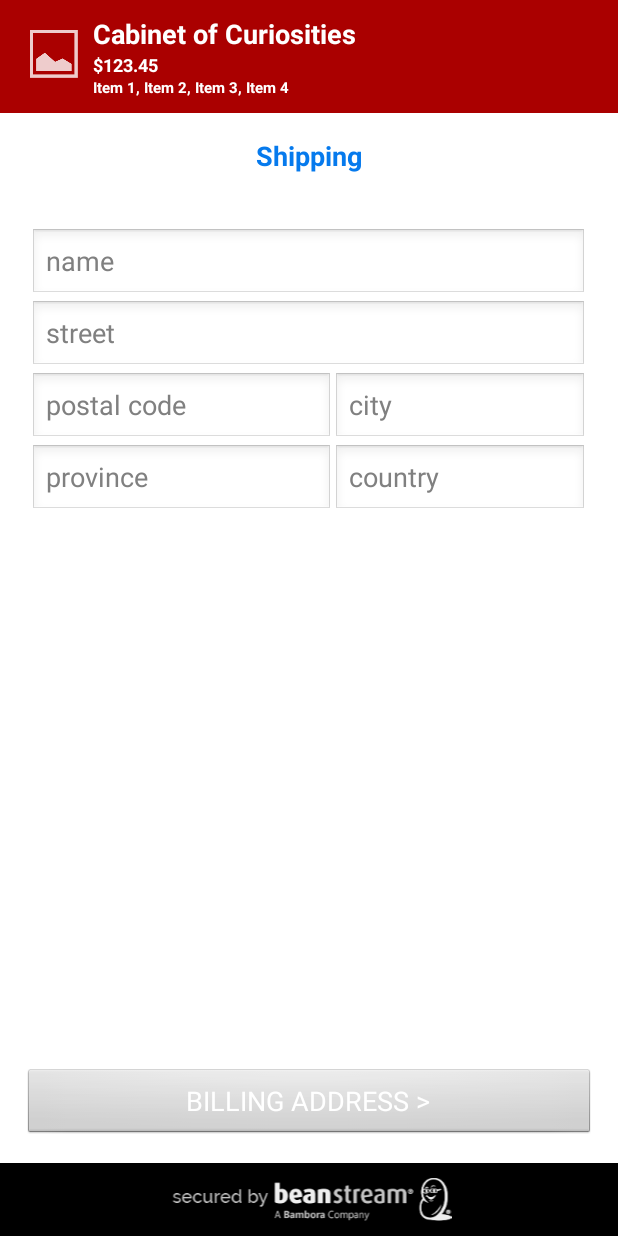
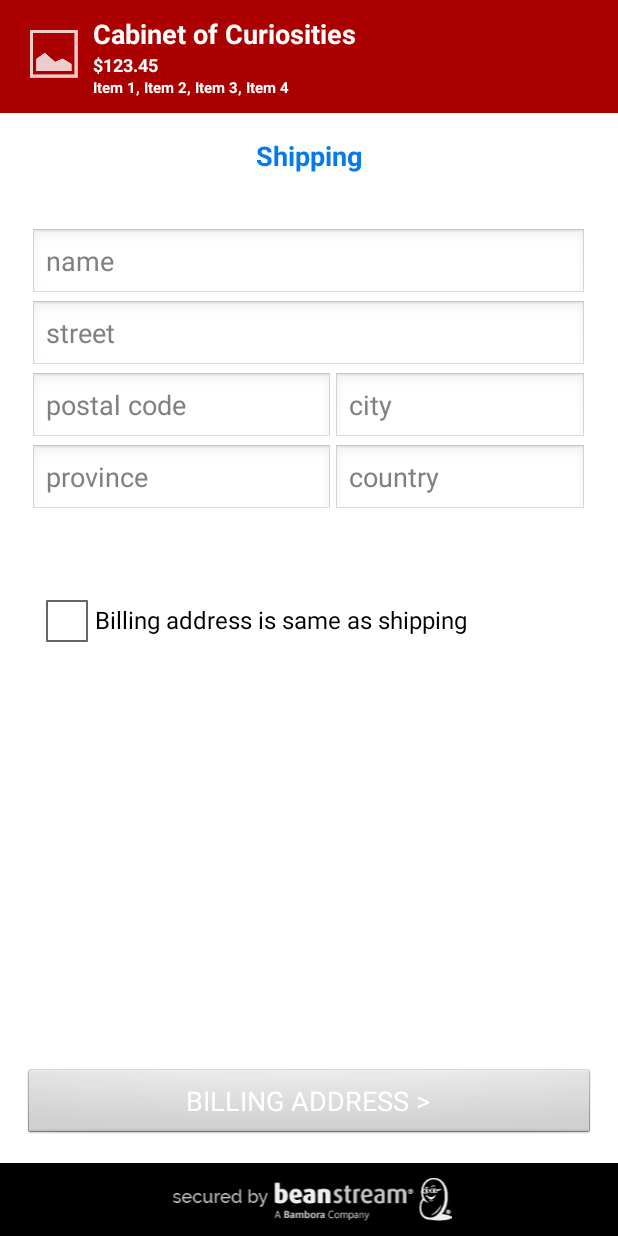
Before and after one commit to bambora/na-android-checkout, an Android app: the screen it shows after launch (PayFormActivity), after a tap on "Pay by Card", on a phone screen of 412 x 824 dp. Run offline under Robolectric (Android 15) with nearby library versions, the phone set to English and light mode, and no system bars.

Commit message:
MDA-644 Implement billing checkbox callbacks

```diff
--- a/payform/src/main/java/com/beanstream/payform/activities/PayFormActivity.java
+++ b/payform/src/main/java/com/beanstream/payform/activities/PayFormActivity.java
@@ -10,6 +10,7 @@ import android.app.FragmentManager;
 import android.content.Intent;
 import android.os.Bundle;
 import android.support.v4.app.FragmentActivity;
+import android.util.Log;
 import android.view.View;
 import android.widget.CheckBox;
 import android.widget.TextView;
@@ -22,7 +23,7 @@ import com.beanstream.payform.fragments.ShippingFragment;
 import com.beanstream.payform.models.Purchase;
 import com.beanstream.payform.models.Settings;
 
-public class PayFormActivity extends FragmentActivity implements FragmentManager.OnBackStackChangedListener {
+public class PayFormActivity extends FragmentActivity implements FragmentManager.OnBackStackChangedListener, ShippingFragment.OnBillingCheckBoxChangedListener {
 
     public final static String EXTRA_PURCHASE = "com.beanstream.payform.models.purchase";
     public final static String EXTRA_SETTINGS = "com.beanstream.payform.models.settings";
@@ -65,6 +66,12 @@ public class PayFormActivity extends FragmentActivity implements FragmentManager
     }
 
     //region Navigation
+    @Override
+    public void onBillingCheckBoxChanged(boolean isChecked) {
+        Log.d("checkbox","isChecked: " + isChecked);
+        updateNextButton();
+    }
+
     @Override
     public void onBackPressed() {
 
@@ -153,15 +160,24 @@ public class PayFormActivity extends FragmentActivity implements FragmentManager
     }
 
     private void switchContentToShipping() {
-        getFragmentManager().beginTransaction().replace(R.id.fragment_content, new ShippingFragment()).addToBackStack(ShippingFragment.class.getName()).commit();
+        getFragmentManager().beginTransaction()
+                .replace(R.id.fragment_content, ShippingFragment.newInstance(settings.getBillingAddressRequired()))
+                .addToBackStack(ShippingFragment.class.getName())
+                .commit();
     }
 
     private void switchContentToBilling() {
-        getFragmentManager().beginTransaction().replace(R.id.fragment_content, new BillingFragment()).addToBackStack(BillingFragment.class.getName()).commit();
+        getFragmentManager().beginTransaction()
+                .replace(R.id.fragment_content, new BillingFragment())
+                .addToBackStack(BillingFragment.class.getName())
+                .commit();
     }
 
     private void switchContentToPayment() {
-        getFragmentManager().beginTransaction().replace(R.id.fragment_content, new PaymentFragment()).addToBackStack(PaymentFragment.class.getName()).commit();
+        getFragmentManager().beginTransaction()
+                .replace(R.id.fragment_content, new PaymentFragment())
+                .addToBackStack(PaymentFragment.class.getName())
+                .commit();
     }
 
     private void switchContentToProcessing(Settings settings) {
--- a/payform/src/main/java/com/beanstream/payform/fragments/ShippingFragment.java
+++ b/payform/src/main/java/com/beanstream/payform/fragments/ShippingFragment.java
@@ -4,11 +4,16 @@
 
 package com.beanstream.payform.fragments;
 
+import android.app.Activity;
 import android.app.Fragment;
+import android.content.Context;
 import android.os.Bundle;
+import android.util.Log;
 import android.view.LayoutInflater;
 import android.view.View;
 import android.view.ViewGroup;
+import android.widget.CheckBox;
+import android.widget.CompoundButton;
 
 import com.beanstream.payform.R;
 
@@ -18,15 +23,19 @@ import com.beanstream.payform.R;
 public class ShippingFragment extends Fragment {
 
     public final static String EXTRA_SETTINGS_BILLING_REQUIRED = "com.beanstream.payform.models.settings.color";
+    OnBillingCheckBoxChangedListener mCallback;
 
     private boolean billingRequired;
+
+    public interface OnBillingCheckBoxChangedListener {
+        public void onBillingCheckBoxChanged(boolean isChecked);
+    }
 
     public ShippingFragment() {
         // Required empty public constructor
     }
 
     /**
-     *
      * @param billingRequired Billing address is required.
      * @return A new instance of fragment HeaderFragment.
      */
@@ -39,10 +48,26 @@ public class ShippingFragment extends Fragment {
     }
 
     @Override
+    public void onAttach(Activity activity) {
+        super.onAttach(activity);
+        Log.d("onAttach", "context: " + activity);
+
+        mCallback = (OnBillingCheckBoxChangedListener) activity;
+    }
+
+    @Override
+    public void onAttach(Context context) {
+        super.onAttach(context);
+        Log.d("onAttach", "context: " + context);
+
+        mCallback = (OnBillingCheckBoxChangedListener) context;
+    }
+
+    @Override
     public void onCreate(Bundle savedInstanceState) {
         super.onCreate(savedInstanceState);
         if (getArguments() != null) {
-            billingRequired = getArguments().getParcelable(EXTRA_SETTINGS_BILLING_REQUIRED);
+            billingRequired = getArguments().getBoolean(EXTRA_SETTINGS_BILLING_REQUIRED);
         }
 
         getChildFragmentManager().beginTransaction().replace(R.id.fragment_address, new AddressFragment()).commit();
@@ -51,15 +76,26 @@ public class ShippingFragment extends Fragment {
     @Override
     public View onCreateView(LayoutInflater inflater, ViewGroup container,
                              Bundle savedInstanceState) {
-        View inflatedView = inflater.inflate(R.layout.fragment_shipping, container, false);
+        View view = inflater.inflate(R.layout.fragment_shipping, container, false);
+
+        configureBillingCheckBox(view);
+
+        return view;
+    }
+
+    private void configureBillingCheckBox(View view) {
+        CheckBox checkBox = (CheckBox) view.findViewById(R.id.billing_switch);
+        checkBox.setVisibility(View.INVISIBLE);
 
         if (billingRequired) {
-            inflatedView.findViewById(R.id.billing_switch).setVisibility(View.VISIBLE);
-        } else {
-            inflatedView.findViewById(R.id.billing_switch).setVisibility(View.INVISIBLE);
+            checkBox.setVisibility(View.VISIBLE);
+            checkBox.setOnCheckedChangeListener(new CompoundButton.OnCheckedChangeListener() {
+                @Override
+                public void onCheckedChanged(CompoundButton buttonView, boolean isChecked) {
+                    Log.d("onCheckedChanged", "isChecked: " + isChecked);
+                    mCallback.onBillingCheckBoxChanged(isChecked);
+                }
+            });
         }
-
-        return inflatedView;
     }
-
 }
```
